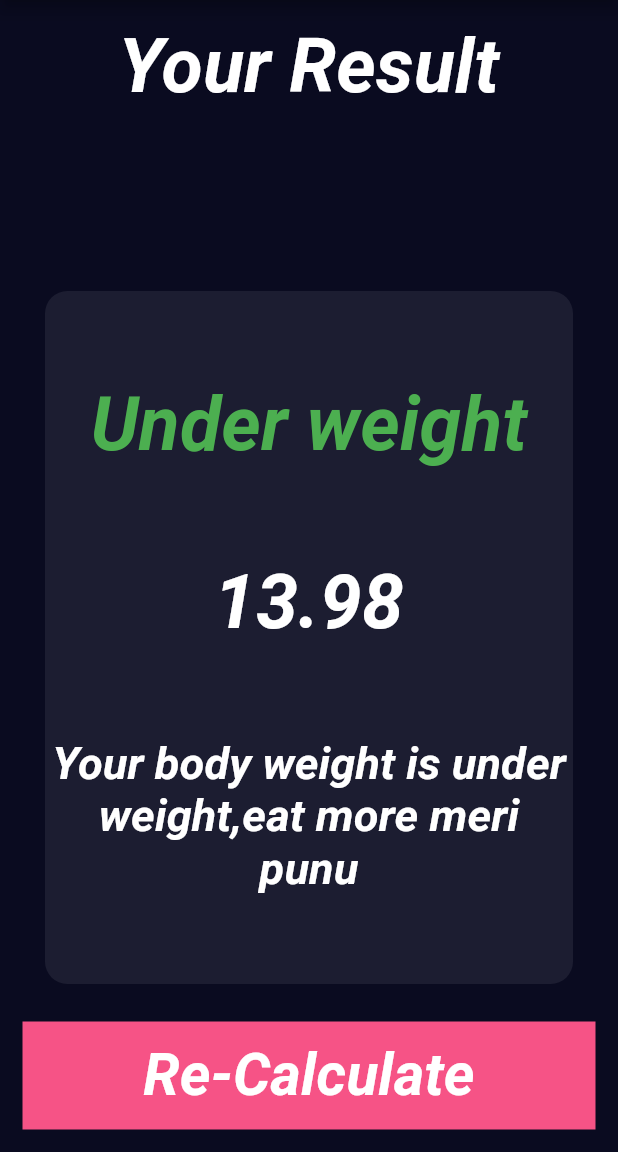
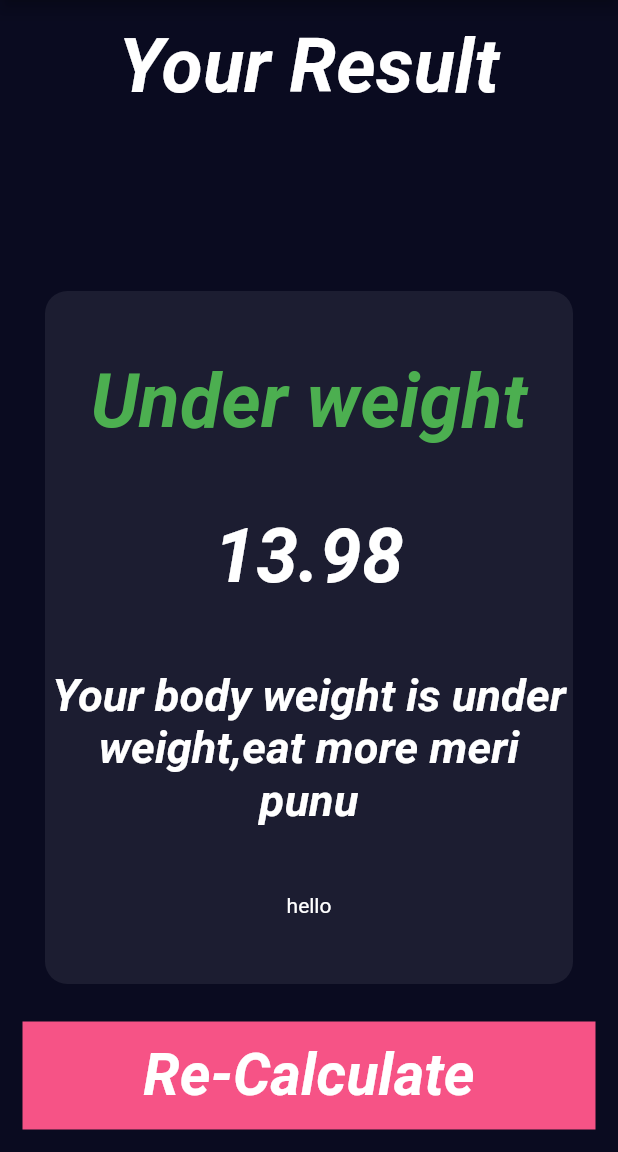
Before and after one commit to Delarram/bmicalculator, a Flutter app: the screen it shows after launch, after a tap on "Calculate", on a phone screen of 412 x 824 dp, the part 84-1236 px from its top. Run offline on Flutter 3.47's test engine with Material 2 defaults, Android fonts, the phone set to English and light mode, and no system bars; our stand-ins replace font_awesome_flutter.

```diff
--- a/lib/result_page.dart
+++ b/lib/result_page.dart
@@ -48,6 +48,7 @@ class Resultpage extends StatelessWidget {
                     Text(advice,
                     textAlign: TextAlign.center,
                     style: constant.BodyText),
+                    Text("hello")
                   ],
                 ),
               ),
```
